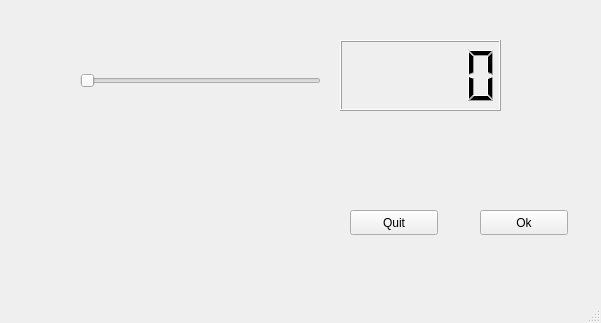
Qt form helloqt/mainwindow.ui (agostinhobritojr/dca1202) before a commit.
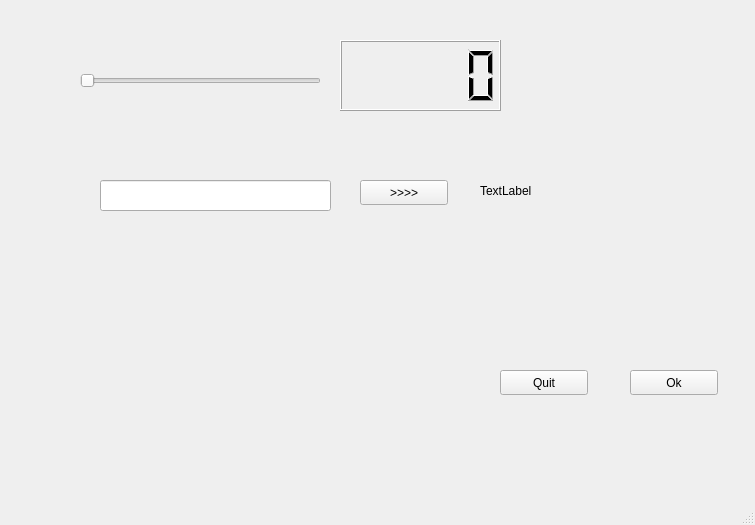
The same form after that commit.

Patch:
```diff
--- a/helloqt/mainwindow.ui
+++ b/helloqt/mainwindow.ui
@@ -6,8 +6,8 @@
    <rect>
     <x>0</x>
     <y>0</y>
-    <width>601</width>
-    <height>323</height>
+    <width>755</width>
+    <height>525</height>
    </rect>
   </property>
   <property name="windowTitle">
@@ -17,8 +17,8 @@
    <widget class="QPushButton" name="pushButtonQuit">
     <property name="geometry">
      <rect>
-      <x>350</x>
-      <y>210</y>
+      <x>500</x>
+      <y>370</y>
       <width>88</width>
       <height>25</height>
      </rect>
@@ -30,8 +30,8 @@
    <widget class="QPushButton" name="pushButtonOk">
     <property name="geometry">
      <rect>
-      <x>480</x>
-      <y>210</y>
+      <x>630</x>
+      <y>370</y>
       <width>88</width>
       <height>25</height>
      </rect>
@@ -63,6 +63,42 @@
      </rect>
     </property>
    </widget>
+   <widget class="QLineEdit" name="lineEditAlo">
+    <property name="geometry">
+     <rect>
+      <x>100</x>
+      <y>180</y>
+      <width>231</width>
+      <height>31</height>
+     </rect>
+    </property>
+   </widget>
+   <widget class="QLabel" name="labelAlo">
+    <property name="geometry">
+     <rect>
+      <x>480</x>
+      <y>170</y>
+      <width>151</width>
+      <height>41</height>
+     </rect>
+    </property>
+    <property name="text">
+     <string>TextLabel</string>
+    </property>
+   </widget>
+   <widget class="QPushButton" name="pushButtonAlo">
+    <property name="geometry">
+     <rect>
+      <x>360</x>
+      <y>180</y>
+      <width>88</width>
+      <height>25</height>
+     </rect>
+    </property>
+    <property name="text">
+     <string>&gt;&gt;&gt;&gt;</string>
+    </property>
+   </widget>
   </widget>
   <widget class="QMenuBar" name="menubar">
    <property name="geometry">
```
Left out of the diff: 2 changed lines with no effect on the pictures.
